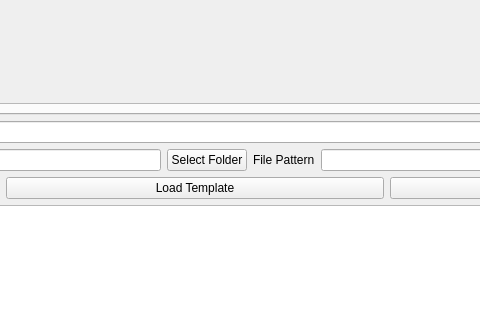
Qt form autotag_metadata/ui/main_window.ui (echemdb/autotag-metadata) before a commit; both pictures show x 388 to 868 and y 491 to 811 of the 1166 by 919 pixel window.
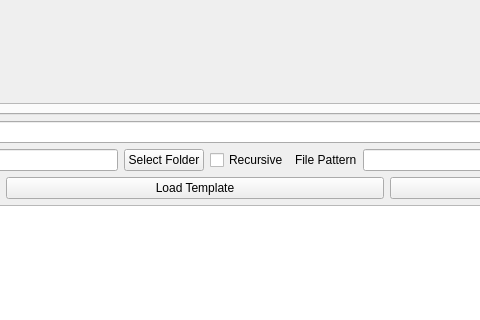
The same form after that commit.

Commit message: add support for recursive watch

What changed in the file:
```diff
--- a/autotag_metadata/ui/main_window.ui
+++ b/autotag_metadata/ui/main_window.ui
@@ -166,6 +166,13 @@
           </property>
          </widget>
         </item>
+        <item>
+         <widget class="QCheckBox" name="cbRecursiveWatch">
+          <property name="text">
+           <string>Recursive</string>
+          </property>
+         </widget>
+        </item>
         <item>
           <widget class="QLabel" name="lblFilePattern">
            <property name="text">
```
Left out of the diff: 7 changed lines with no effect on the pictures. Lines whose indentation alone changed are shown as unchanged. The commit also changes 1 other file.
